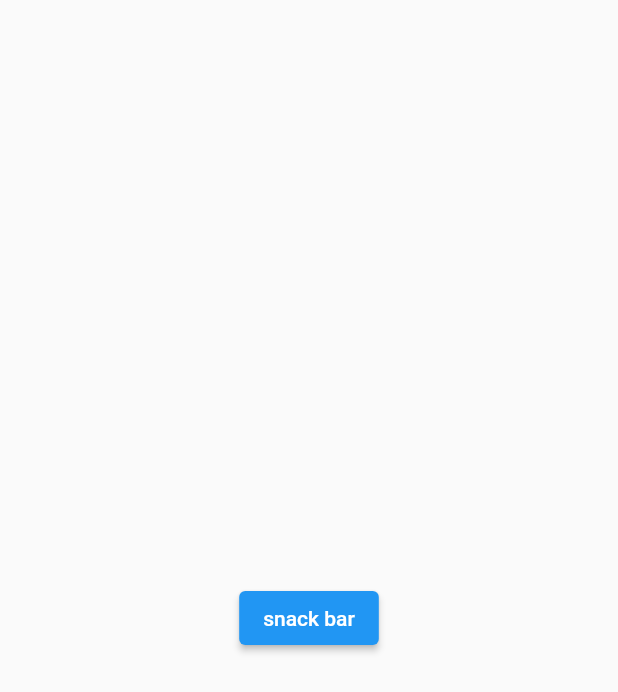
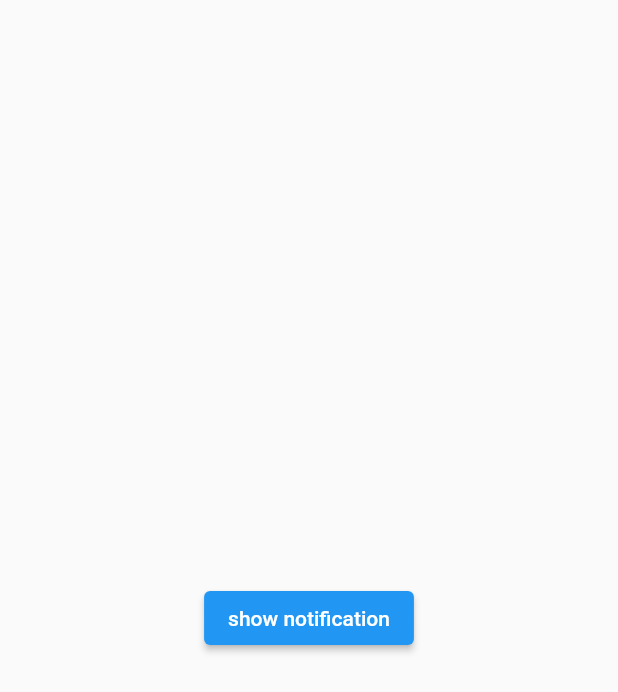
Before and after one commit to Ignacio1110/my_first_getx_project, a Flutter app: the screen it shows after launch, on a phone screen of 412 x 824 dp. Shown: the top 692 px of the screen. Run offline on Flutter 3.47's test engine with Material 2 defaults, Android fonts, the light colour scheme and no system bars; our stand-ins replace flutter_local_notifications, get.

Commit message:
feat(新增local notification通知範例)

```diff
--- /dev/null
+++ b/lib/local_notification_example/notification_example.dart
@@ -0,0 +1,24 @@
+import 'package:flutter/material.dart';
+import 'package:my_first_getx_project/local_notification_example/notification_service.dart';
+
+class NotificationExample extends StatelessWidget {
+  const NotificationExample({Key? key}) : super(key: key);
+
+  @override
+  Widget build(BuildContext context) {
+    return Scaffold(
+      body: Center(
+        child: Column(
+          mainAxisSize: MainAxisSize.min,
+          children: [
+            ElevatedButton(
+                onPressed: () {
+                  NotificationService().newNotification("msg", true);
+                },
+                child: const Text("show notification"))
+          ],
+        ),
+      ),
+    );
+  }
+}
--- a/lib/main.dart
+++ b/lib/main.dart
@@ -1,6 +1,8 @@
 import 'package:flutter/material.dart';
 import 'package:get/get.dart';
 import 'package:my_first_getx_project/snackbar_example/snackbar_example.dart';
+
+import 'local_notification_example/notification_example.dart';
 
 void main() {
   runApp(const MyApp());
@@ -26,7 +28,7 @@ class MyApp extends StatelessWidget {
         // is not restarted.
         primarySwatch: Colors.blue,
       ),
-      home: const SnackBarExample(),
+      home: const NotificationExample(),
     );
   }
 }
--- a/pubspec.yaml
+++ b/pubspec.yaml
@@ -37,6 +37,7 @@ dependencies:
   # Use with the CupertinoIcons class for iOS style icons.
   cupertino_icons: ^1.0.2
   get: ^4.6.5
+  flutter_local_notifications: 9.1.2
 
 dev_dependencies:
   flutter_test:
```
Also changed, not shown: lib/local_notification_example/notification_service.dart (added, +65 -0 lines), pubspec.lock, 13 other files.
